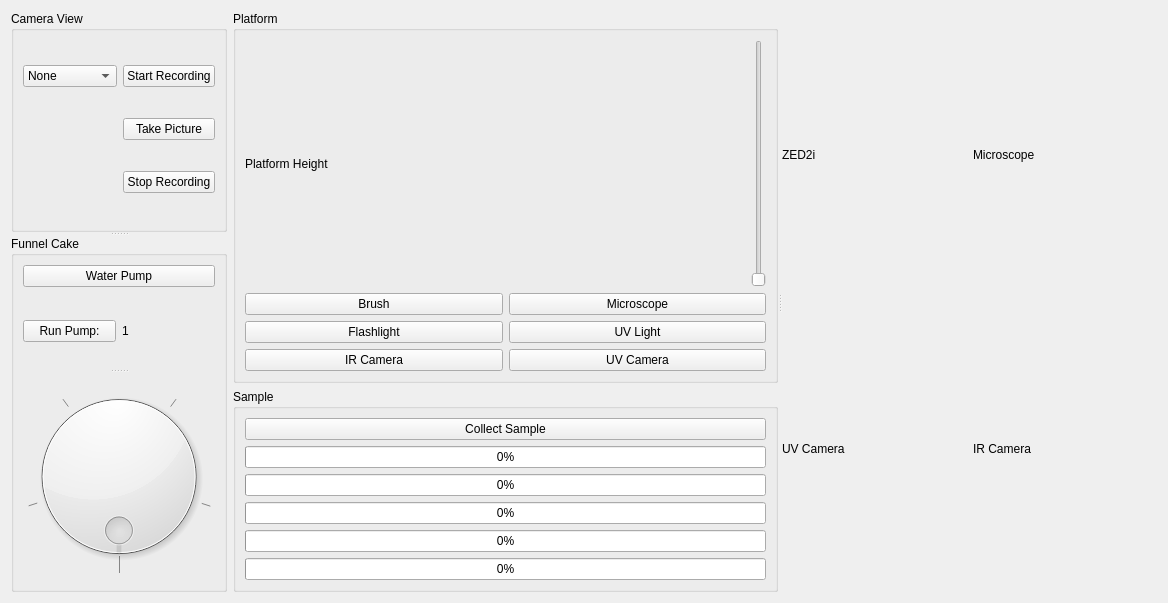
Old version of the form form.ui in the repository SC-Robotics-2021/osiris_science.
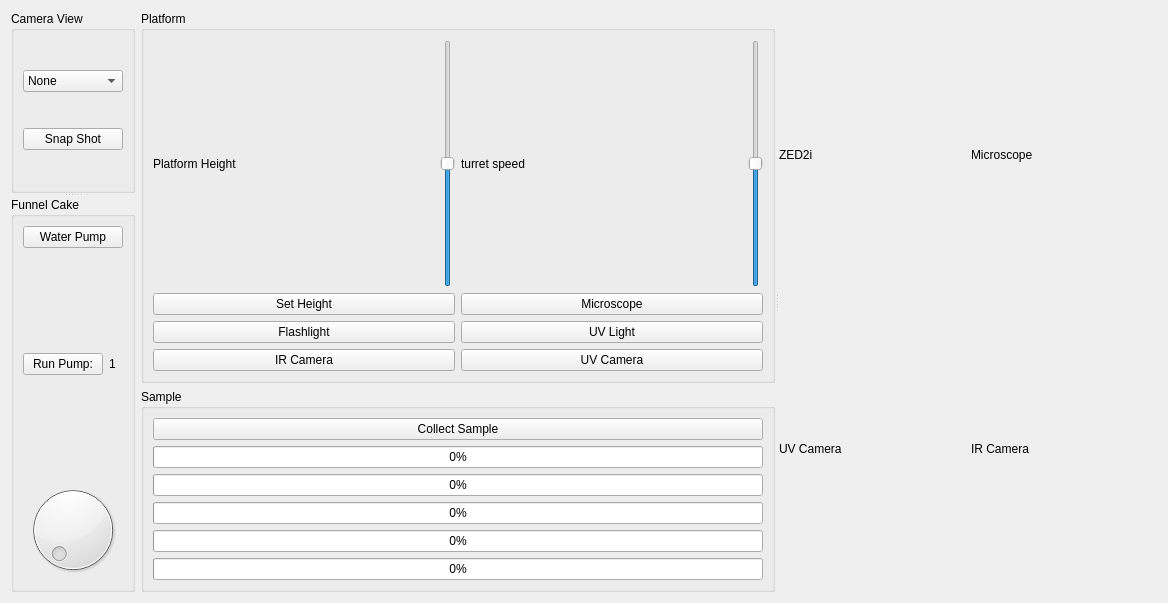
New version of the form.

Commit message: platform needs position control

```diff
--- a/form.ui
+++ b/form.ui
@@ -53,28 +53,10 @@
          </item>
         </widget>
        </item>
-       <item row="0" column="2">
-        <layout class="QHBoxLayout" name="horizontalLayout_2">
-         <item>
-          <widget class="QPushButton" name="start_record_button">
-           <property name="text">
-            <string>Start Recording</string>
-           </property>
-          </widget>
-         </item>
-        </layout>
-       </item>
-       <item row="1" column="2">
-        <widget class="QPushButton" name="take_picture_button">
+       <item row="1" column="1">
+        <widget class="QPushButton" name="snap_shot">
          <property name="text">
-          <string>Take Picture</string>
-         </property>
-        </widget>
-       </item>
-       <item row="2" column="2">
-        <widget class="QPushButton" name="stop_record_button">
-         <property name="text">
-          <string>Stop Recording</string>
+          <string>Snap Shot</string>
          </property>
         </widget>
        </item>
@@ -119,25 +101,11 @@
            </item>
           </layout>
          </widget>
-         <widget class="QDial" name="pumps_dial">
-          <property name="minimum">
-           <number>1</number>
-          </property>
-          <property name="maximum">
-           <number>6</number>
-          </property>
-          <property name="singleStep">
-           <number>1</number>
-          </property>
-          <property name="wrapping">
-           <bool>true</bool>
-          </property>
-          <property name="notchesVisible">
-           <bool>true</bool>
-          </property>
-         </widget>
         </widget>
        </item>
+       <item row="1" column="0">
+        <widget class="QDial" name="dial"/>
+       </item>
       </layout>
      </widget>
     </widget>
@@ -171,6 +139,32 @@
                 <property name="maximum">
                  <number>200</number>
                 </property>
+                <property name="sliderPosition">
+                 <number>100</number>
+                </property>
+                <property name="orientation">
+                 <enum>Qt::Vertical</enum>
+                </property>
+               </widget>
+              </item>
+              <item>
+               <widget class="QLabel" name="label_6">
+                <property name="text">
+                 <string>turret speed</string>
+                </property>
+               </widget>
+              </item>
+              <item>
+               <widget class="QSlider" name="turret_speed">
+                <property name="minimum">
+                 <number>1500</number>
+                </property>
+                <property name="maximum">
+                 <number>2600</number>
+                </property>
+                <property name="sliderPosition">
+                 <number>2048</number>
+                </property>
                 <property name="orientation">
                  <enum>Qt::Vertical</enum>
                 </property>
@@ -220,7 +214,7 @@
             <item row="0" column="0">
              <widget class="QPushButton" name="brush_button">
               <property name="text">
-               <string>Brush</string>
+               <string>Set Height</string>
               </property>
              </widget>
             </item>
```
Left out of the diff: 47 changed lines with no effect on the pictures. The commit also changes 16 other files.
